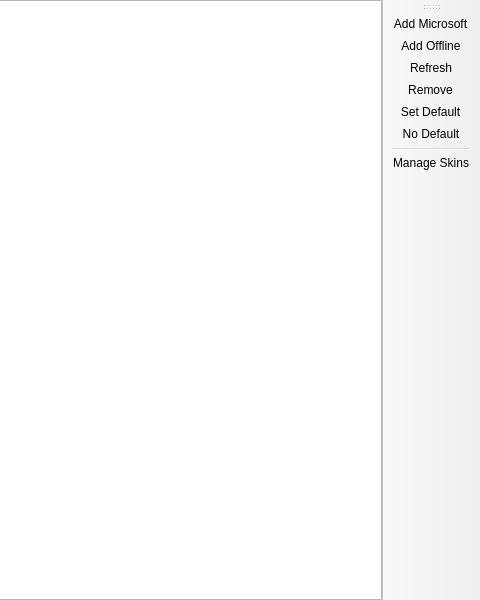
Above: launcher/ui/pages/global/AccountListPage.ui from FreesmTeam/FreesmLauncher before the change; both pictures show x 320 to 800 and y 0 to 600 of the 800 by 600 pixel window. Below: the same form after it.
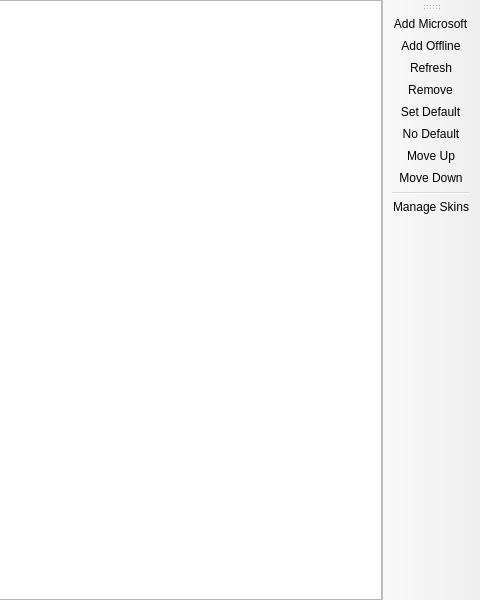
That is the form after the change. Custom widgets are drawn as their Qt base class.

Commit message: feat: allow moving accounts in list

Diff of the .ui file:
```diff
--- a/launcher/ui/pages/global/AccountListPage.ui
+++ b/launcher/ui/pages/global/AccountListPage.ui
@@ -58,6 +58,8 @@
    <addaction name="actionRemove"/>
    <addaction name="actionSetDefault"/>
    <addaction name="actionNoDefault"/>
+   <addaction name="actionMoveUp"/>
+   <addaction name="actionMoveDown"/>
    <addaction name="separator"/>
    <addaction name="actionManageSkins"/>
   </widget>
@@ -105,6 +107,16 @@
     <string>Remo&amp;ve</string>
    </property>
   </action>
+  <action name="actionMoveUp">
+   <property name="text">
+    <string>Move &amp;Up</string>
+   </property>
+  </action>
+  <action name="actionMoveDown">
+   <property name="text">
+    <string>Move &amp;Down</string>
+   </property>
+  </action>
  </widget>
  <customwidgets>
   <customwidget>
```
The commit also changes 4 other files.
